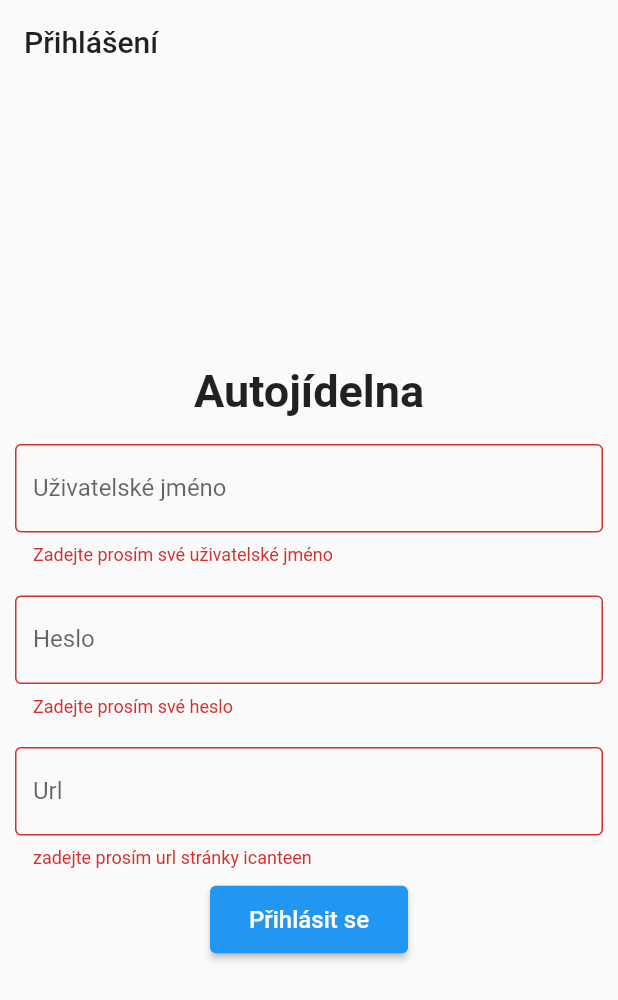
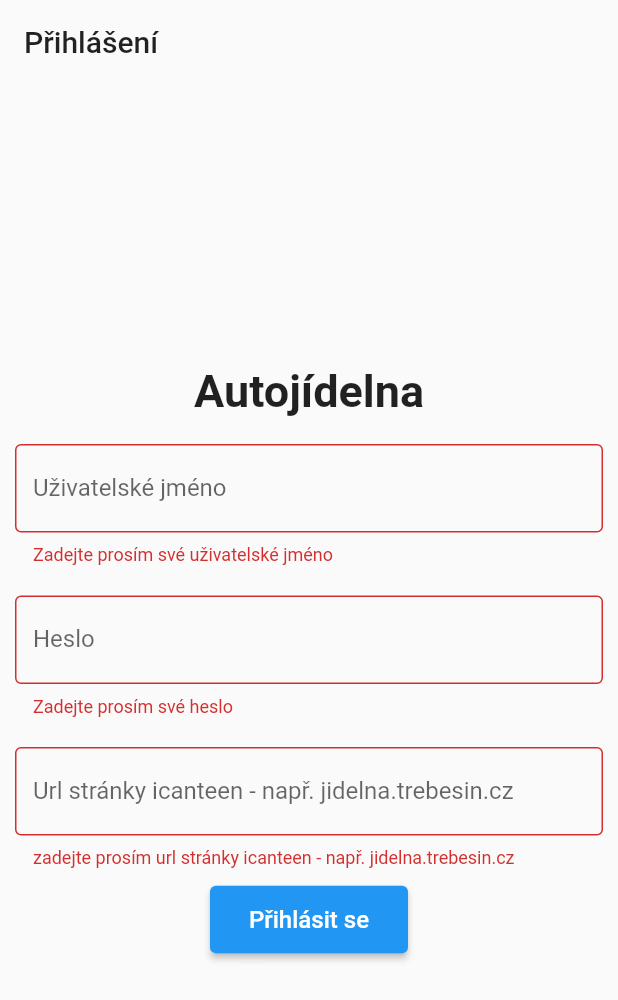
Before and after one commit to App-Elevate/AUT.aplikace-legacy, a Flutter app: the screen it shows after launch, after a tap on "Přihlásit se", on a phone screen of 412 x 824 dp. Shown: the top 1000 px of the screen. Run offline on Flutter 3.47's test engine with Material 2 defaults, Android fonts, the phone set to English and light mode, and no system bars; our stand-ins replace device_info_plus, dio, flutter_secure_storage, flutter_widget_from_html, fluttertoast, package_info and 2 more; missing offline and left inert: canteenlib, install_plugin, markdown; network calls fail.

Commit message:
proper logout + better login text

```diff
--- a/lib/pages/login.dart
+++ b/lib/pages/login.dart
@@ -152,13 +152,13 @@ class _LoginFormState extends State<LoginForm> {
                   controller: _urlController,
                   autocorrect: false,
                   decoration: InputDecoration(
-                    labelText: 'Url',
+                    labelText: 'Url stránky icanteen - např. jidelna.trebesin.cz',
                     border: const OutlineInputBorder(),
                     errorText: urlErrorText,
                   ),
                   validator: (value) {
                     if (value == null || value.isEmpty) {
-                      return 'zadejte prosím url stránky icanteen';
+                      return 'zadejte prosím url stránky icanteen - např. jidelna.trebesin.cz';
                     }
                     return null;
                   },
--- a/lib/shared_widgets/popups.dart
+++ b/lib/shared_widgets/popups.dart
@@ -100,6 +100,7 @@ void failedLoginDialog(BuildContext context, String message, Function setHomeWid
           child: const Text('Zkusit znovu')
           ),
           TextButton(onPressed: () {
+            logout();
             Navigator.of(context).pop();
             setHomeWidget(LoginScreen(setHomeWidget: setHomeWidget));
           },
```
